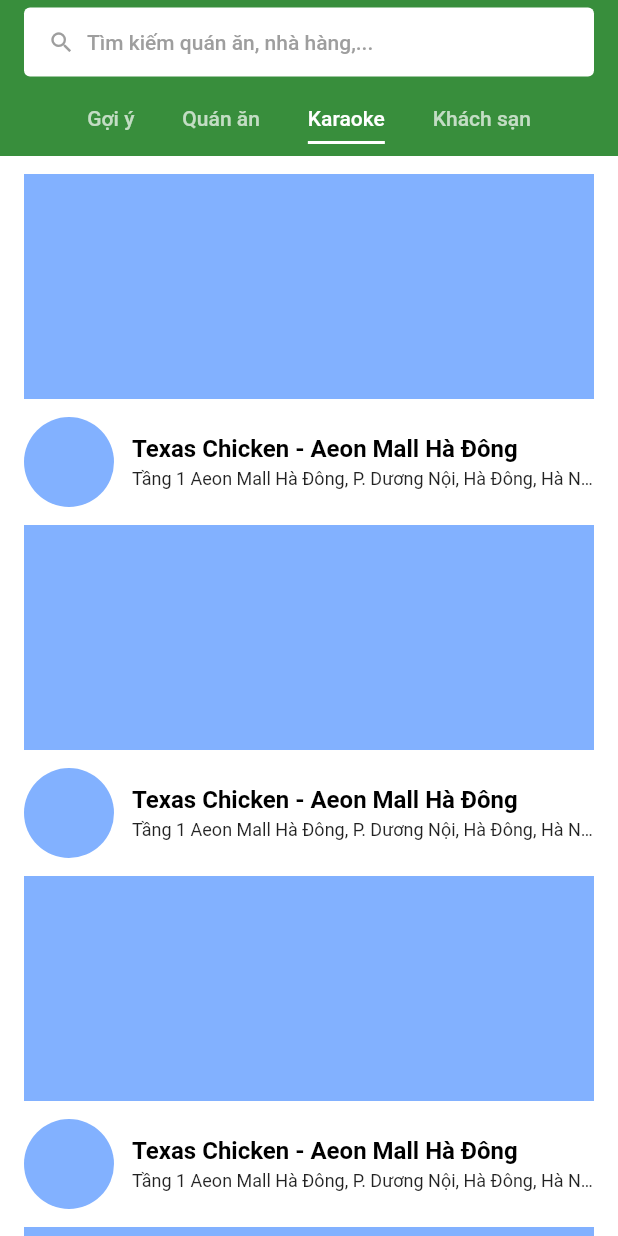
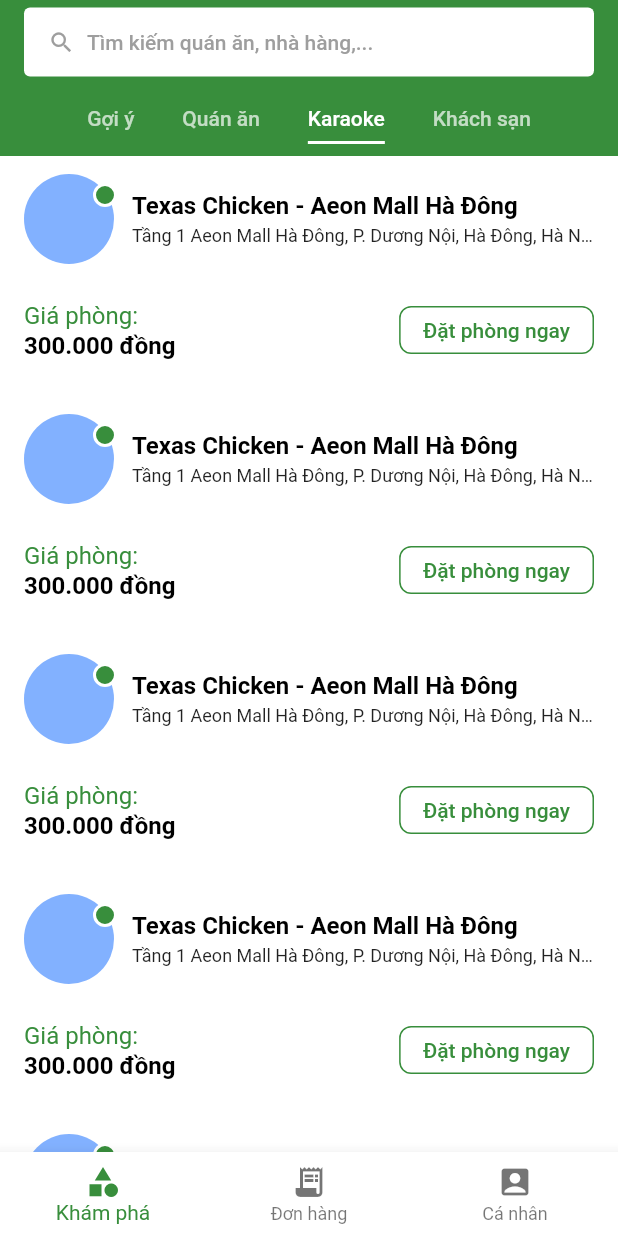
Before and after one commit to phucnguyen20798/food_delivery, a Flutter app: the screen it shows after launch, tab 3 chosen, on a phone screen of 412 x 824 dp. Run offline on Flutter 3.47's test engine with Material 3 defaults, Android fonts, the phone set to English and light mode, and no system bars; our stand-ins replace bloc, easy_localization, equatable, firebase_auth, firebase_core, flutter_bloc and 3 more; accounts and stored records are empty.

```diff
--- a/lib/presentation/router/app_router.dart
+++ b/lib/presentation/router/app_router.dart
@@ -1,18 +1,27 @@
 import 'package:flutter/material.dart';
 import 'package:food_delivery/presentation/screens/auth/auth_screen.dart';
+import 'package:food_delivery/presentation/screens/container/container_screen.dart';
 import 'package:food_delivery/presentation/screens/home/home_screen.dart';
+import 'package:food_delivery/presentation/screens/order/order_screen.dart';
+import 'package:food_delivery/presentation/screens/profile/profile_screen.dart';
 import 'package:food_delivery/presentation/screens/signIn/signIn_screen.dart';
 import 'package:food_delivery/presentation/screens/signUp/signUp_screen.dart';
 
 class AppRouter {
   Route onGenerateRoute(RouteSettings routeSettings) {
     switch (routeSettings.name) {
+      case '/home':
+        return MaterialPageRoute(builder: (_) => const HomeScreen());
       case '/':
-        return MaterialPageRoute(builder: (_) => const HomeScreen());
+        return MaterialPageRoute(builder: (_) => const ContainerScreen());
       case '/auth':
         return MaterialPageRoute(builder: (_) => const AuthScreen());
       case '/sign_in':
         return MaterialPageRoute(builder: (_) => const SignInScreen());
+      case '/profile':
+        return MaterialPageRoute(builder: (_) => const ProfileScreen());
+      case '/order':
+        return MaterialPageRoute(builder: (_) => const OrderScreen());
       case '/sign_up':
         return MaterialPageRoute(builder: (_) => const SignUpScreen());
       default:
--- /dev/null
+++ b/lib/presentation/screens/container/container_screen.dart
@@ -0,0 +1,48 @@
+import 'package:flutter/material.dart';
+import 'package:food_delivery/presentation/screens/home/home_screen.dart';
+import 'package:food_delivery/presentation/screens/profile/profile_screen.dart';
+
+class ContainerScreen extends StatefulWidget {
+  const ContainerScreen({super.key});
+
+  @override
+  State<ContainerScreen> createState() => _ContainerScreenState();
+}
+
+class _ContainerScreenState extends State<ContainerScreen> {
+
+  PageController pageController = PageController();
+  int currentTabIndex = 0;
+
+  @override
+  Widget build(BuildContext context) {
+    return Scaffold(
+      body: PageView(
+        controller: pageController,
+        physics: const NeverScrollableScrollPhysics(),
+        children: const [
+          HomeScreen(),
+          ProfileScreen(),
+        ],
+      ),
+      bottomNavigationBar: BottomNavigationBar(
+          currentIndex: currentTabIndex,
+          backgroundColor: Colors.white,
+          selectedItemColor: Colors.green.shade700,
+          items: const [
+            BottomNavigationBarItem(
+                icon: Icon(Icons.category), label: 'Khám phá'),
+            BottomNavigationBarItem(
+                icon: Icon(Icons.receipt_long), label: 'Đơn hàng'),
+            BottomNavigationBarItem(
+                icon: Icon(Icons.account_box), label: 'Cá nhân'),
+          ],
+          onTap: (index) {
+            setState(() {
+              currentTabIndex = index;
+              pageController.jumpToPage(index);
+            });
+          }),
+    );
+  }
+}
--- a/lib/presentation/screens/home/home_screen.dart
+++ b/lib/presentation/screens/home/home_screen.dart
@@ -1,4 +1,5 @@
 import 'package:flutter/material.dart';
+import 'package:food_delivery/presentation/widgets/components/hotel_view.dart';
 import 'package:food_delivery/presentation/widgets/components/restaurant_list.dart';
 import 'package:food_delivery/presentation/widgets/components/suggestion_view.dart';
 
@@ -60,7 +61,7 @@ class HomeScreen extends StatelessWidget {
                 SuggestionView(),
                 RestaurantList(),
                 KaraList(),
-                SizedBox(),
+                HotelView(),
               ])),
     );
   }
--- /dev/null
+++ b/lib/presentation/screens/order/order_screen.dart
@@ -0,0 +1,10 @@
+import 'package:flutter/material.dart';
+
+class OrderScreen extends StatelessWidget {
+  const OrderScreen({super.key});
+
+  @override
+  Widget build(BuildContext context) {
+    return const Placeholder();
+  }
+}
--- /dev/null
+++ b/lib/presentation/screens/profile/profile_screen.dart
@@ -0,0 +1,14 @@
+import 'package:flutter/material.dart';
+
+class ProfileScreen extends StatelessWidget {
+  const ProfileScreen({super.key});
+
+  @override
+  Widget build(BuildContext context) {
+    return Scaffold(
+      body: Column(
+        children: [],
+      ),
+    );
+  }
+}
--- /dev/null
+++ b/lib/presentation/widgets/components/hotel_view.dart
@@ -0,0 +1,12 @@
+import 'package:flutter/material.dart';
+
+class HotelView extends StatelessWidget {
+  const HotelView({super.key});
+
+  @override
+  Widget build(BuildContext context) {
+    return Column(
+      children: [],
+    );
+  }
+}
--- a/lib/presentation/widgets/components/kara_list.dart
+++ b/lib/presentation/widgets/components/kara_list.dart
@@ -1,15 +1,17 @@
 import 'package:flutter/material.dart';
-import 'package:food_delivery/presentation/widgets/items/item_suggestion.dart';
+import 'package:food_delivery/presentation/widgets/items/item_kara.dart';
 
 class KaraList extends StatelessWidget {
   const KaraList({super.key});
 
   @override
   Widget build(BuildContext context) {
-    return ListView.builder(
+    return ListView.separated(
       itemCount: 30,
       shrinkWrap: true,
-      itemBuilder: (context, index) => const ItemSuggestion(),
+      itemBuilder: (context, index) => const ItemKara(),
+      separatorBuilder: (BuildContext context, int index) =>
+          const SizedBox(height: 8.0),
     );
   }
 }
--- a/lib/presentation/widgets/components/restaurant_list.dart
+++ b/lib/presentation/widgets/components/restaurant_list.dart
@@ -7,12 +7,9 @@ class RestaurantList extends StatelessWidget {
 
   @override
   Widget build(BuildContext context) {
-    return Padding(
-      padding: const EdgeInsets.symmetric(horizontal: 16.0, vertical: 12.0),
-      child: ListView.builder(
-          shrinkWrap: true,
-          itemBuilder: (context, index) => const ItemRestaurant(),
-          itemCount: 30),
-    );
+    return ListView.builder(
+        shrinkWrap: true,
+        itemBuilder: (context, index) => const ItemRestaurant(),
+        itemCount: 30);
   }
 }
--- /dev/null
+++ b/lib/presentation/widgets/items/item_kara.dart
@@ -0,0 +1,110 @@
+import 'package:flutter/material.dart';
+
+class ItemKara extends StatelessWidget {
+  const ItemKara({super.key});
+
+  @override
+  Widget build(BuildContext context) {
+    return Padding(
+      padding: const EdgeInsets.only(left: 16.0, top: 12.0, right: 16.0),
+      child: Column(
+        crossAxisAlignment: CrossAxisAlignment.start,
+        mainAxisSize: MainAxisSize.min,
+        children: [
+          Row(
+            crossAxisAlignment: CrossAxisAlignment.center,
+            children: [
+              Stack(
+                children: [
+                  Container(
+                    width: 60.0,
+                    height: 60.0,
+                    decoration: BoxDecoration(
+                      color: Colors.blueAccent.shade100,
+                      shape: BoxShape.circle,
+                    ),
+                  ),
+                  Positioned(
+                    top: 6.0,
+                    right: -2.0,
+                    child: Container(
+                      width: 16.0,
+                      height: 16.0,
+                      decoration: BoxDecoration(
+                          color: Colors.green.shade700,
+                          shape: BoxShape.circle,
+                          border: Border.all(color: Colors.white, width: 2.0)),
+                    ),
+                  ),
+                ],
+              ),
+              const SizedBox(width: 12.0),
+              const Expanded(
+                child: Column(
+                  crossAxisAlignment: CrossAxisAlignment.start,
+                  mainAxisSize: MainAxisSize.min,
+                  children: [
+                    Text(
+                      'Texas Chicken - Aeon Mall Hà Đông',
+                      style: TextStyle(
+                        fontSize: 16.0,
+                        color: Colors.black,
+                        fontWeight: FontWeight.bold,
+                      ),
+                    ),
+                    SizedBox(height: 4.0),
+                    Text(
+                      'Tầng 1 Aeon Mall Hà Đông, P. Dương Nội, Hà Đông, Hà Nội',
+                      maxLines: 1,
+                      style: TextStyle(
+                          fontSize: 12.0, overflow: TextOverflow.ellipsis),
+                    ),
+                  ],
+                ),
+              )
+            ],
+          ),
+          const SizedBox(height: 8.0),
+          ListTile(
+            contentPadding: EdgeInsets.zero,
+            title: Text(
+              'Giá phòng:',
+              style: TextStyle(
+                fontSize: 16.0,
+                color: Colors.green.shade700,
+              ),
+            ),
+            subtitle: const Text(
+              '300.000 đồng',
+              style: TextStyle(
+                fontSize: 16.0,
+                color: Colors.black,
+                fontWeight: FontWeight.w700,
+              ),
+            ),
+            trailing: ButtonTheme(
+              minWidth: 100.0,
+              height: 32.0,
+              shape: RoundedRectangleBorder(
+                  borderRadius: BorderRadius.circular(8.0),
+                  side: BorderSide(color: Colors.green.shade700, width: 1.0)),
+              child: MaterialButton(
+                onPressed: () {},
+                elevation: 0.0,
+                color: Colors.white,
+                child: Text(
+                  'Đặt phòng ngay',
+                  textAlign: TextAlign.center,
+                  style: TextStyle(
+                    fontSize: 14.0,
+                    color: Colors.green.shade700,
+                  ),
+                ),
+              ),
+            ),
+          ),
+        ],
+      ),
+    );
+  }
+}
--- a/lib/presentation/widgets/items/item_restaurant.dart
+++ b/lib/presentation/widgets/items/item_restaurant.dart
@@ -6,7 +6,7 @@ class ItemRestaurant extends StatelessWidget {
   @override
   Widget build(BuildContext context) {
     return Padding(
-      padding: const EdgeInsets.symmetric(vertical: 8.0),
+      padding: const EdgeInsets.symmetric(vertical: 8.0, horizontal: 12.0),
       child: Row(
         crossAxisAlignment: CrossAxisAlignment.center,
         children: [
```
Also changed, not shown: lib/presentation/screens/profile/profile_view.dart (added), pubspec.lock.
